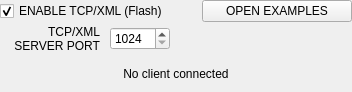
Before: the Qt Designer form interfaces/interfacetcp.ui in buzzinglight/IanniX, drawn with Qt 5.
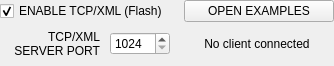
After: the same form once the commit is applied.

```diff
--- a/interfaces/interfacetcp.ui
+++ b/interfaces/interfacetcp.ui
@@ -6,8 +6,8 @@
    <rect>
     <x>0</x>
     <y>0</y>
-    <width>352</width>
-    <height>92</height>
+    <width>334</width>
+    <height>66</height>
    </rect>
   </property>
   <property name="windowTitle">
@@ -18,7 +18,7 @@
   </property>
   <layout class="QVBoxLayout" name="verticalLayout">
    <property name="spacing">
-    <number>3</number>
+    <number>0</number>
    </property>
    <property name="margin">
     <number>0</number>
@@ -49,7 +49,7 @@
        <property name="sizeHint" stdset="0">
         <size>
          <width>40</width>
-         <height>20</height>
+         <height>5</height>
         </size>
        </property>
       </spacer>
@@ -129,21 +129,6 @@
       </widget>
      </item>
      <item>
-      <spacer name="horizontalSpacer_28">
-       <property name="orientation">
-        <enum>Qt::Horizontal</enum>
-       </property>
-       <property name="sizeHint" stdset="0">
-        <size>
-         <width>40</width>
-         <height>20</height>
-        </size>
-       </property>
-      </spacer>
-     </item>
-    </layout>
-   </item>
-   <item>
     <widget class="QLabel" name="clients">
      <property name="text">
       <string>No client connected</string>
@@ -155,6 +140,8 @@
       <cstring>port</cstring>
      </property>
     </widget>
+     </item>
+    </layout>
    </item>
   </layout>
  </widget>
```
Lines whose indentation alone changed are shown as unchanged.
